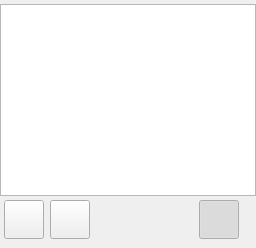
Before: the Qt Designer form master/src/SpotlightPanel.ui in veyon/veyon, drawn with Qt 5.
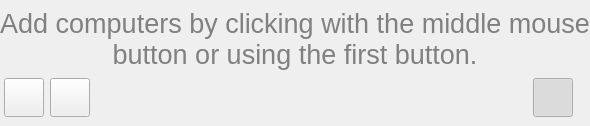
After: the same form once the commit is applied. Icons and pictures are not drawn. Custom widgets are drawn as their Qt base class.

Commit message: SpotlightPanel: add hint on how to add computers

What changed in the file:
```diff
--- a/master/src/SpotlightPanel.ui
+++ b/master/src/SpotlightPanel.ui
@@ -19,7 +19,104 @@
     <number>0</number>
    </property>
    <item>
-    <widget class="ComputerMonitoringWidget" name="monitoringWidget"/>
+    <widget class="QStackedWidget" name="stackedWidget">
+     <widget class="QWidget" name="helpPage">
+      <layout class="QVBoxLayout" name="verticalLayout_3">
+       <property name="leftMargin">
+        <number>0</number>
+       </property>
+       <property name="topMargin">
+        <number>0</number>
+       </property>
+       <property name="rightMargin">
+        <number>0</number>
+       </property>
+       <property name="bottomMargin">
+        <number>0</number>
+       </property>
+       <item>
+        <widget class="QLabel" name="helpLabel">
+         <property name="sizePolicy">
+          <sizepolicy hsizetype="Expanding" vsizetype="Preferred">
+           <horstretch>0</horstretch>
+           <verstretch>0</verstretch>
+          </sizepolicy>
+         </property>
+         <property name="palette">
+          <palette>
+           <active>
+            <colorrole role="WindowText">
+             <brush brushstyle="SolidPattern">
+              <color alpha="255">
+               <red>128</red>
+               <green>128</green>
+               <blue>128</blue>
+              </color>
+             </brush>
+            </colorrole>
+           </active>
+           <inactive>
+            <colorrole role="WindowText">
+             <brush brushstyle="SolidPattern">
+              <color alpha="255">
+               <red>128</red>
+               <green>128</green>
+               <blue>128</blue>
+              </color>
+             </brush>
+            </colorrole>
+           </inactive>
+           <disabled>
+            <colorrole role="WindowText">
+             <brush brushstyle="SolidPattern">
+              <color alpha="255">
+               <red>119</red>
+               <green>120</green>
+               <blue>120</blue>
+              </color>
+             </brush>
+            </colorrole>
+           </disabled>
+          </palette>
+         </property>
+         <property name="font">
+          <font>
+           <pointsize>20</pointsize>
+          </font>
+         </property>
+         <property name="text">
+          <string>Add computers by clicking with the middle mouse button or using the first button.</string>
+         </property>
+         <property name="alignment">
+          <set>Qt::AlignCenter</set>
+         </property>
+         <property name="wordWrap">
+          <bool>true</bool>
+         </property>
+        </widget>
+       </item>
+      </layout>
+     </widget>
+     <widget class="QWidget" name="viewPage">
+      <layout class="QVBoxLayout">
+       <property name="leftMargin">
+        <number>0</number>
+       </property>
+       <property name="topMargin">
+        <number>0</number>
+       </property>
+       <property name="rightMargin">
+        <number>0</number>
+       </property>
+       <property name="bottomMargin">
+        <number>0</number>
+       </property>
+       <item>
+        <widget class="ComputerMonitoringWidget" name="monitoringWidget"/>
+       </item>
+      </layout>
+     </widget>
+    </widget>
    </item>
    <item>
     <widget class="QWidget" name="widget" native="true">
```
Left out of the diff: 4 changed lines with no effect on the pictures. The commit also changes 2 other files.
